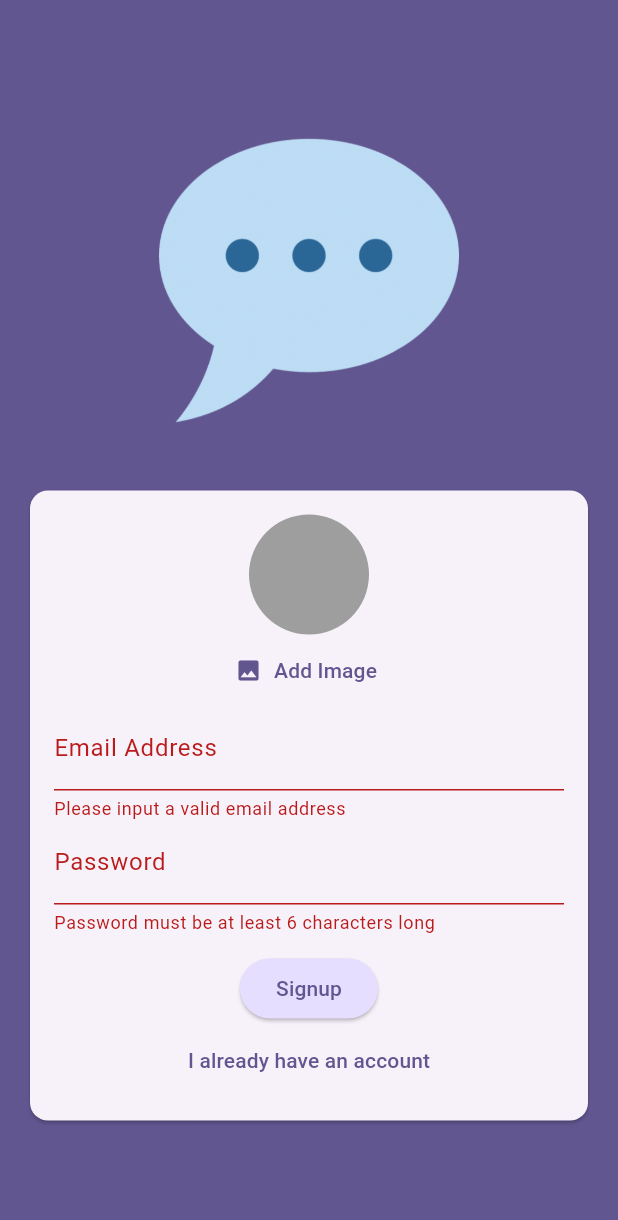
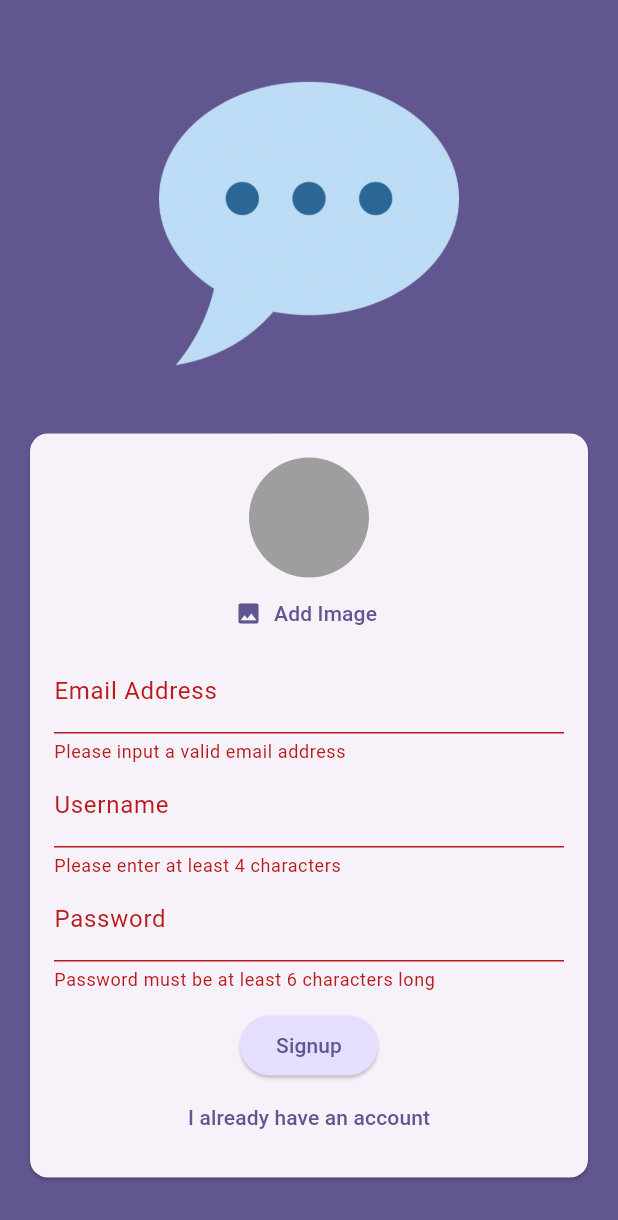
Before and after one commit to CongNQ-Dev/flutter_chat_app, a Flutter app: the screen it shows after launch, after a tap on "Login", after a tap on "Create an account", after a tap on "Signup", on a phone screen of 412 x 824 dp. Shown: the top 1220 px of the screen. Run offline on Flutter 3.47's test engine with Material 3 defaults, Android fonts, the phone set to English and light mode, and no system bars; our stand-ins replace cloud_firestore, firebase_auth, firebase_core, firebase_storage, image_picker; accounts and stored records are empty.

Commit message:
Storing a Username

```diff
--- a/lib/screens/auth.dart
+++ b/lib/screens/auth.dart
@@ -21,6 +21,7 @@ class _AuthScreenState extends State<AuthScreen> {
   var _isLogin = true;
   var _enteredEmail = '';
   var _enteredPassword = '';
+  var _enteredUsername = '';
   File? _selectedImage;
   var _isAuthenticating = false;
 
@@ -57,7 +58,7 @@ class _AuthScreenState extends State<AuthScreen> {
             .collection('users')
             .doc(userCredentials.user!.uid)
             .set({
-          'username': 'to be done...',
+          'username': _enteredUsername,
           'email': _enteredEmail,
           'password': _enteredPassword,
           'imageUrl': imageUrl
@@ -118,6 +119,24 @@ class _AuthScreenState extends State<AuthScreen> {
                           _enteredEmail = value!;
                         },
                       ),
+                      if (!_isLogin)
+                        TextFormField(
+                          decoration: InputDecoration(
+                            label: Text('Username'),
+                          ),
+                          enableSuggestions: false,
+                          validator: (value) {
+                            if (value == null ||
+                                value.isEmpty ||
+                                value.trim().length < 4) {
+                              return 'Please enter at least 4 characters';
+                            }
+                            return null;
+                          },
+                          onSaved: (value) {
+                            _enteredUsername = value!;
+                          },
+                        ),
                       TextFormField(
                         decoration: const InputDecoration(
                           labelText: 'Password',
```
